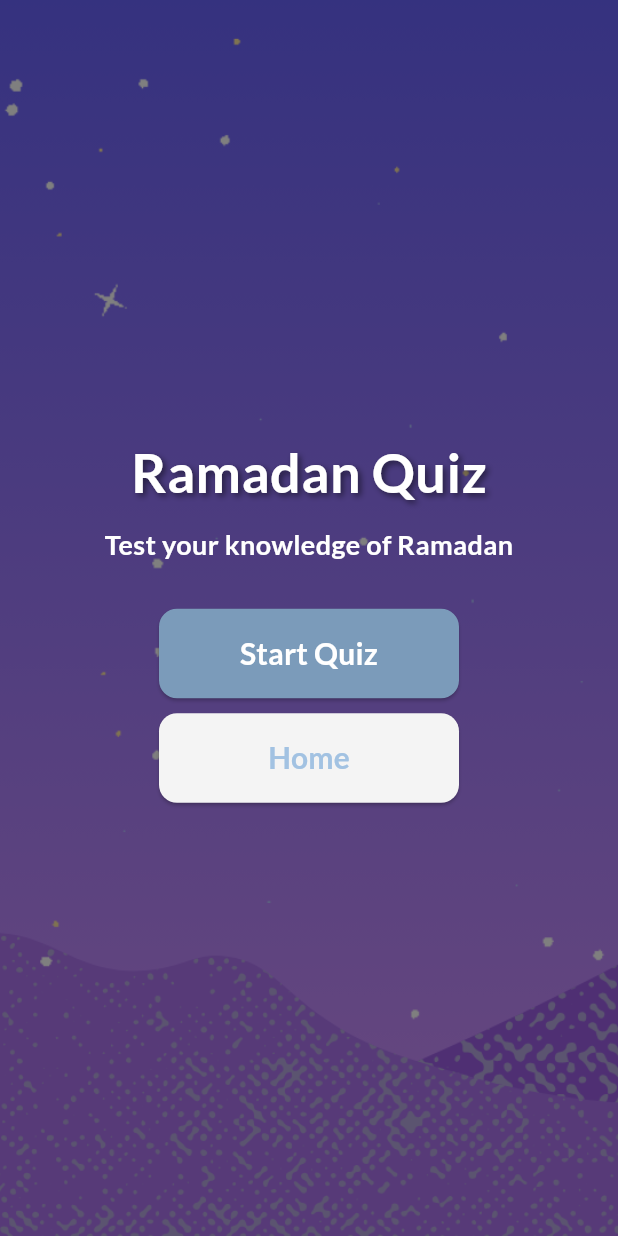
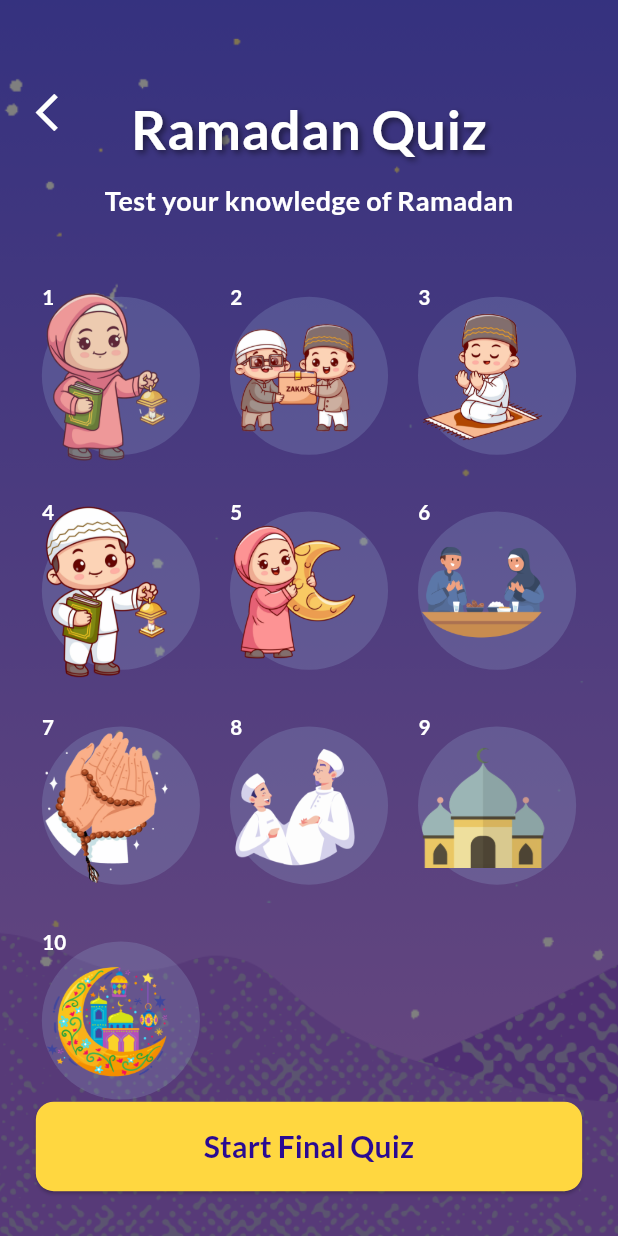
Before and after one commit to Tasneem-Zaareer/ramadan_guide_app, a Flutter app: the RamadanQuizWelcomeView screen opened directly, on a phone screen of 412 x 824 dp. Run offline on Flutter 3.47's test engine with Material 3 defaults, Android fonts, the light colour scheme and no system bars; our stand-ins replace dio, easy_localization, flutter_bloc, flutter_screenutil, flutter_svg, geolocator and 5 more; missing offline and left inert: flutter_qiblah; generated files the repository leaves out were written again.

Commit message:
edit quiz view

```diff
--- a/assets/languages/en.json
+++ b/assets/languages/en.json
@@ -45,7 +45,8 @@
 
 
       "eidDua": "Eid Dua",
-      "eidDuaGteeting":"Eid Dua - Gteeting"
+      "eidDuaGteeting":"Eid Dua - Gteeting",
+      "startFinalQuiz": "Start Final Quiz"
 
 
 }
--- a/lib/core/constants/theme.dart
+++ b/lib/core/constants/theme.dart
@@ -11,7 +11,7 @@ ThemeData lightMode = ThemeData(
     secondary: Color.fromARGB(255, 42, 10, 146),
     onSecondary: Color.fromARGB(255, 255, 255, 255),
     primaryContainer: Color.fromARGB(255, 162, 194, 226),
-    // outline: const Color(0xffEBECF1),
+    outline: Colors.amberAccent,
     // secondaryContainer: const Color(0xfff43f5e),
     tertiary: Color.fromARGB(255, 123, 155, 186), //active
     tertiaryContainer: Color.fromARGB(255, 197, 197, 197), //inactive
--- a/lib/features/ramadan_quiz/views/quiz_welcom_view.dart
+++ b/lib/features/ramadan_quiz/views/quiz_welcom_view.dart
@@ -1,5 +1,6 @@
 import 'package:easy_localization/easy_localization.dart';
 import 'package:flutter/material.dart';
+import 'package:flutter_screenutil/flutter_screenutil.dart';
 import 'package:ramadan_guide_app/core/constants/app_images.dart';
 import 'package:ramadan_guide_app/core/widgets/buttons/custom_button.dart';
 import 'package:ramadan_guide_app/core/widgets/text/custome_text.dart';
@@ -10,6 +11,25 @@ class RamadanQuizWelcomeView extends StatelessWidget {
 
   @override
   Widget build(BuildContext context) {
+    // final List<Map<String, dynamic>> quizList = [
+    //   {
+    //     'image': AppImages.umrah,
+    //   }
+    // ];
+
+    final List<String> quizList = [
+      AppImages.girlWithLantern,
+      AppImages.zakat,
+      AppImages.boyPray,
+      AppImages.boyWithLantern,
+      AppImages.girlWithMoon,
+      AppImages.couple,
+      AppImages.dua,
+      AppImages.twoMen,
+      AppImages.mosqueSmall,
+      AppImages.eid,
+    ];
+
     return Scaffold(
       body: Stack(
         fit: StackFit.expand,
@@ -22,55 +42,134 @@ class RamadanQuizWelcomeView extends StatelessWidget {
             color: Colors.black.withOpacity(0.5),
           ),
           Column(
-            mainAxisAlignment: MainAxisAlignment.center,
+            mainAxisAlignment: MainAxisAlignment.start,
             crossAxisAlignment: CrossAxisAlignment.center,
             children: [
+              SizedBox(height: 50.h),
               CustomText(
                 text: tr('ramadanQuiz'),
                 fontSize: 36,
                 fontWeight: FontWeight.bold,
                 color: Colors.white,
-                shadows: [Shadow(color: Colors.black.withOpacity(0.5), offset: const Offset(2, 2), blurRadius: 5)],
+                shadows: [
+                  Shadow(
+                      color: Colors.black.withOpacity(0.5),
+                      offset: const Offset(2, 2),
+                      blurRadius: 5)
+                ],
               ),
-
               const SizedBox(height: 10),
               CustomText(
                 text: tr('testYourKnowledgeOfRamadan'),
                 fontSize: 18,
                 color: Colors.white,
               ),
-
               const SizedBox(height: 30),
-              // Start Button
-              CustomButton(
+              Expanded(
+                child: GridView.builder(
+                  itemCount: 10,
+                  padding:
+                      EdgeInsets.symmetric(horizontal: 15.h, vertical: 10.h),
+                  gridDelegate: SliverGridDelegateWithFixedCrossAxisCount(
+                    crossAxisCount: 3,
+                    childAspectRatio: 1,
+                    mainAxisSpacing: 15.h,
+                    // crossAxisSpacing: 10,
+                  ),
+                  itemBuilder: (context, index) => QuizLevelWidget(
+                    levelNum: index + 1,
+                    image: quizList[index],
+                  ),
+                ),
+              )
+            ],
+          ),
+          // Final quiz Button
+          Positioned(
+            bottom: 25.h,
+            left: 0,
+            right: 0,
+            // top: 0,
+            child: Container(
+              margin: EdgeInsets.symmetric(horizontal: 20.h),
+              child: CustomButton(
                 width: 200,
-                background: Theme.of(context).colorScheme.tertiary,
-                title: tr('startQuiz'),
+                background: Theme.of(context).colorScheme.outline,
+                title: tr('startFinalQuiz'),
+                textColor: Theme.of(context).colorScheme.secondary,
                 fontSize: 20,
                 fontWeight: FontWeight.bold,
                 onPressed: () {
                   Navigator.push(
                     context,
-                    MaterialPageRoute(builder: (context) => const QuizQuestionView()),
+                    MaterialPageRoute(
+                        builder: (context) => const QuizQuestionView()),
                   );
                 },
               ),
-              const SizedBox(height: 10),
-              CustomButton(
-                width: 200,
-                background: Theme.of(context).colorScheme.surface,
-                title: tr('home'),
-                fontSize: 20,
-                textColor: Theme.of(context).colorScheme.primary,
-                fontWeight: FontWeight.bold,
-                onPressed: () {
-                  Navigator.pop(context);
-                },
+            ),
+          ),
+          Positioned(
+            left: 20.h,
+            top: 50.h,
+            child: GestureDetector(
+              onTap: () => Navigator.pop(context),
+              child: const Icon(
+                Icons.arrow_back_ios,
+                color: Colors.white,
+                size: 30,
               ),
-            ],
+            ),
           ),
         ],
       ),
     );
   }
 }
+
+class QuizLevelWidget extends StatelessWidget {
+  const QuizLevelWidget({
+    super.key,
+    required this.levelNum,
+    required this.image,
+  });
+
+  final int levelNum;
+  final String image;
+
+  @override
+  Widget build(BuildContext context) {
+    return Stack(
+      children: [
+        Container(
+          height: MediaQuery.of(context).size.height * 0.15,
+          width: MediaQuery.of(context).size.height * 0.15,
+          decoration: BoxDecoration(
+            color: Theme.of(context).colorScheme.primary.withOpacity(0.2),
+            // borderRadius: BorderRadius.circular(10),
+            shape: BoxShape.circle,
+          ),
+          margin: const EdgeInsets.symmetric(horizontal: 10),
+          child: CustomText(
+            text: levelNum.toString(),
+            fontSize: 12.sp,
+            fontWeight: FontWeight.bold,
+            color: Colors.white,
+          ),
+        ),
+        Positioned(
+          bottom: 0.h,
+          left: 12,
+          // right: 0,
+          top: 0,
+          child: Image.asset(
+            image,
+            // fit: BoxFit.cover,
+            height: MediaQuery.of(context).size.height * 0.1,
+            width: MediaQuery.of(context).size.height * 0.1,
+          ),
+        ),
+      ],
+    );
+  }
+}
```
